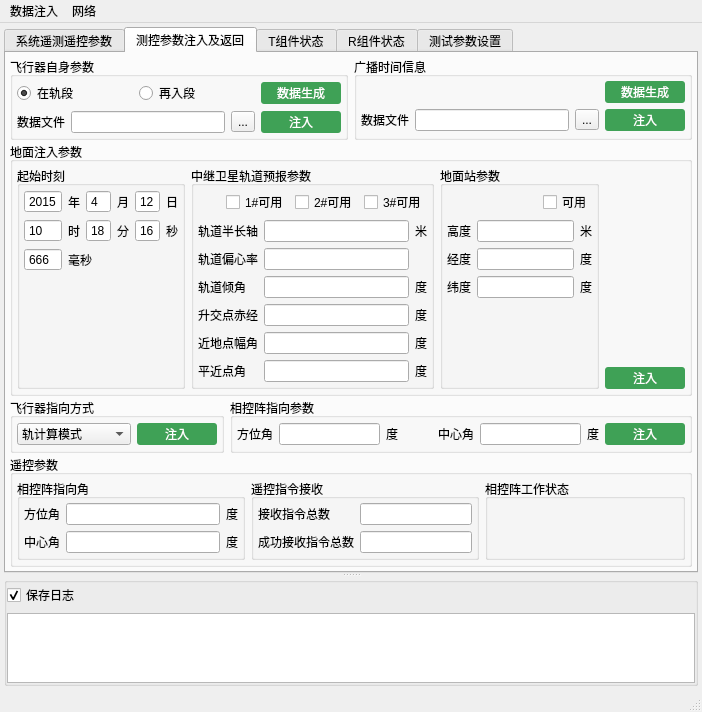
Old version of the form InterfaceClient/interfaceclient.ui in the repository juniperdiego/ClientOfNavigationForRXF.
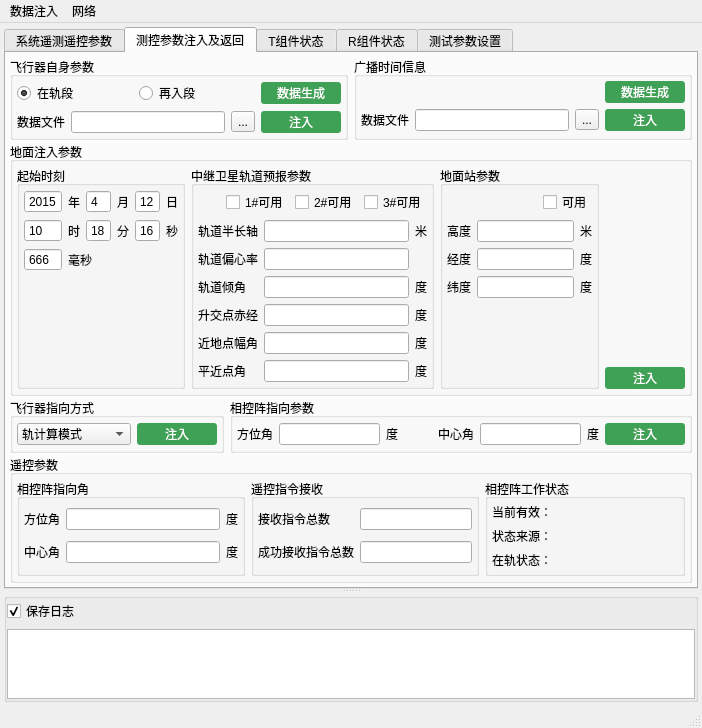
New version of the form. The open tabs and pages were chosen to show the change. Icons and pictures are not drawn.

Diff of the .ui file:
```diff
--- a/InterfaceClient/interfaceclient.ui
+++ b/InterfaceClient/interfaceclient.ui
@@ -7,7 +7,7 @@
     <x>0</x>
     <y>0</y>
     <width>702</width>
-    <height>660</height>
+    <height>629</height>
    </rect>
   </property>
   <property name="windowTitle">
@@ -1810,11 +1810,56 @@
                 <number>4</number>
                </property>
                <item row="0" column="0">
-                <widget class="QLabel" name="rstateL">
-                 <property name="text">
-                  <string/>
-                 </property>
-                </widget>
+                <layout class="QGridLayout" name="gridLayout_15">
+                 <item row="1" column="0">
+                  <widget class="QLabel" name="label_45">
+                   <property name="text">
+                    <string>状态来源：</string>
+                   </property>
+                  </widget>
+                 </item>
+                 <item row="0" column="1">
+                  <widget class="QLabel" name="avilableL">
+                   <property name="text">
+                    <string/>
+                   </property>
+                  </widget>
+                 </item>
+                 <item row="1" column="1">
+                  <widget class="QLabel" name="status1L">
+                   <property name="text">
+                    <string/>
+                   </property>
+                  </widget>
+                 </item>
+                 <item row="0" column="0">
+                  <widget class="QLabel" name="label_2">
+                   <property name="sizePolicy">
+                    <sizepolicy hsizetype="Fixed" vsizetype="Preferred">
+                     <horstretch>0</horstretch>
+                     <verstretch>0</verstretch>
+                    </sizepolicy>
+                   </property>
+                   <property name="text">
+                    <string>当前有效：</string>
+                   </property>
+                  </widget>
+                 </item>
+                 <item row="2" column="0">
+                  <widget class="QLabel" name="label_60">
+                   <property name="text">
+                    <string>在轨状态：</string>
+                   </property>
+                  </widget>
+                 </item>
+                 <item row="2" column="1">
+                  <widget class="QLabel" name="status2L">
+                   <property name="text">
+                    <string/>
+                   </property>
+                  </widget>
+                 </item>
+                </layout>
                </item>
               </layout>
              </widget>
```
Left out of the diff: 2 changed lines with no effect on the pictures.
